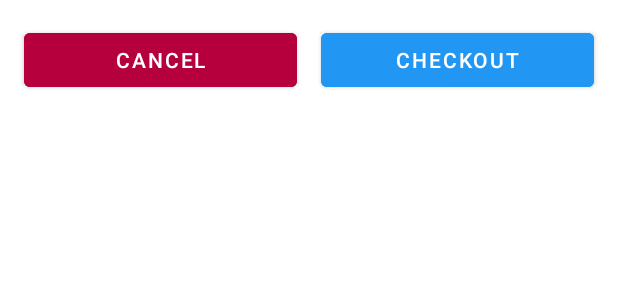
After one commit to kunotatemaki/LanaApplication, an Android app: the layout checkout_actions.xml on its own in the app's theme, with its tools: preview values and no code run, on a phone screen of 412 x 824 dp. The commit adds this screen. Shown: the top 300 px of the screen. Run offline under Robolectric (Android 15) with nearby library versions, the phone set to English and light mode, and no system bars.

Commit message:
dialogs and buttons as part of the list

```diff
--- a/app/src/main/java/com/raul/androidapps/lanaapplication/ui/checkout/CheckoutBasketInteractions.kt
+++ b/app/src/main/java/com/raul/androidapps/lanaapplication/ui/checkout/CheckoutBasketInteractions.kt
@@ -4,4 +4,5 @@ package com.raul.androidapps.lanaapplication.ui.checkout
 interface CheckoutBasketInteractions {
     fun clearBasket()
     fun checkout()
+    fun cancelCheckout()
 }
--- /dev/null
+++ b/app/src/main/res/layout/checkout_actions.xml
@@ -0,0 +1,38 @@
+<?xml version="1.0" encoding="utf-8"?>
+<layout xmlns:android="http://schemas.android.com/apk/res/android"
+    xmlns:app="http://schemas.android.com/apk/res-auto">
+
+    <androidx.constraintlayout.widget.ConstraintLayout
+        android:layout_width="match_parent"
+        android:layout_height="wrap_content">
+
+        <com.google.android.material.button.MaterialButton
+            android:id="@+id/cancel_action"
+            android:layout_width="0dp"
+            android:layout_height="48dp"
+            android:layout_marginStart="16dp"
+            android:layout_marginTop="16dp"
+            android:layout_marginEnd="8dp"
+            android:layout_marginBottom="16dp"
+            android:backgroundTint="@color/cancelButton"
+            android:text="@string/cancel"
+            app:layout_constraintBottom_toBottomOf="parent"
+            app:layout_constraintEnd_toStartOf="@+id/checkout_action"
+            app:layout_constraintHorizontal_bias="0.5"
+            app:layout_constraintStart_toStartOf="parent"
+            app:layout_constraintTop_toTopOf="parent" />
+
+        <com.google.android.material.button.MaterialButton
+            android:id="@+id/checkout_action"
+            android:layout_width="0dp"
+            android:layout_height="48dp"
+            android:layout_marginStart="8dp"
+            android:layout_marginEnd="16dp"
+            android:backgroundTint="@color/checkoutButton"
+            android:text="@string/checkout"
+            app:layout_constraintBaseline_toBaselineOf="@id/cancel_action"
+            app:layout_constraintEnd_toEndOf="parent"
+            app:layout_constraintStart_toEndOf="@+id/cancel_action" />
+
+    </androidx.constraintlayout.widget.ConstraintLayout>
+</layout>
--- a/app/src/main/res/values/strings.xml
+++ b/app/src/main/res/values/strings.xml
@@ -12,6 +12,7 @@
     <string name="cancel">Cancel</string>
     <string name="select_items">Add at least one item to the basket</string>
     <string name="accept">Accept</string>
+    <string name="thanks">Thanks for shopping in our website!</string>
     <plurals name="numberOfItems">
         <item quantity="one">%d item in the basket</item>
         <item quantity="other">%d items in the basket</item>
```
Also changed, not shown: app/src/main/java/com/raul/androidapps/lanaapplication/ui/checkout/CheckoutAdapter.kt (+23 -5 lines), app/src/main/java/com/raul/androidapps/lanaapplication/ui/checkout/CheckoutDialogFragment.kt (+19 -7 lines), app/src/main/java/com/raul/androidapps/lanaapplication/ui/checkout/CheckoutViewHolder.kt (+17 -0 lines), app/src/main/res/layout/fragment_checkout_dialog.xml (+1 -26 lines).
